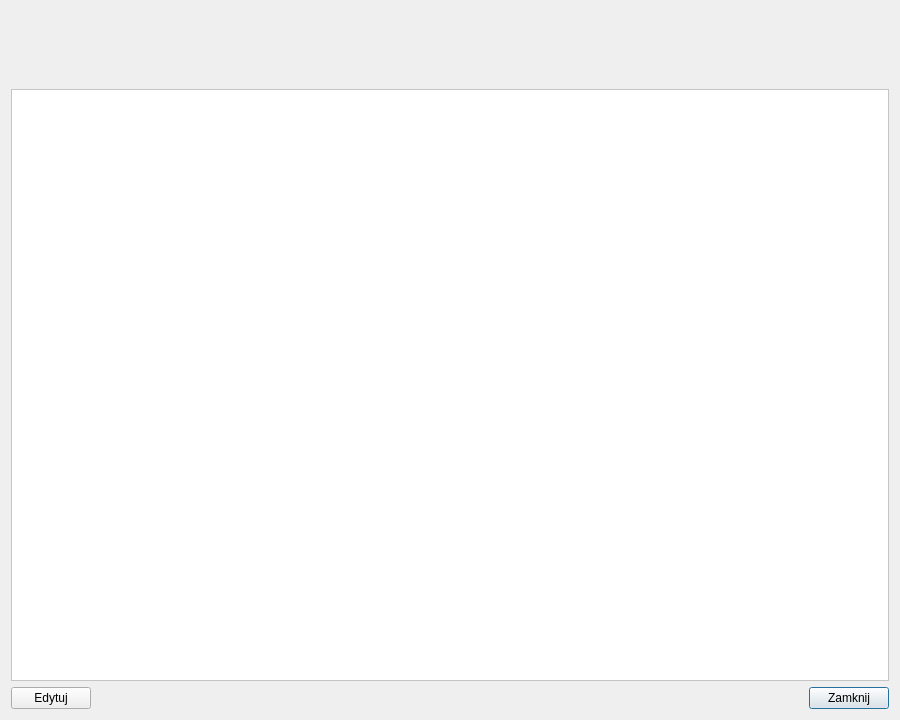
Old version of the form forms/PreviewDialog.ui in the repository arekbr/Inwentaryzacja.
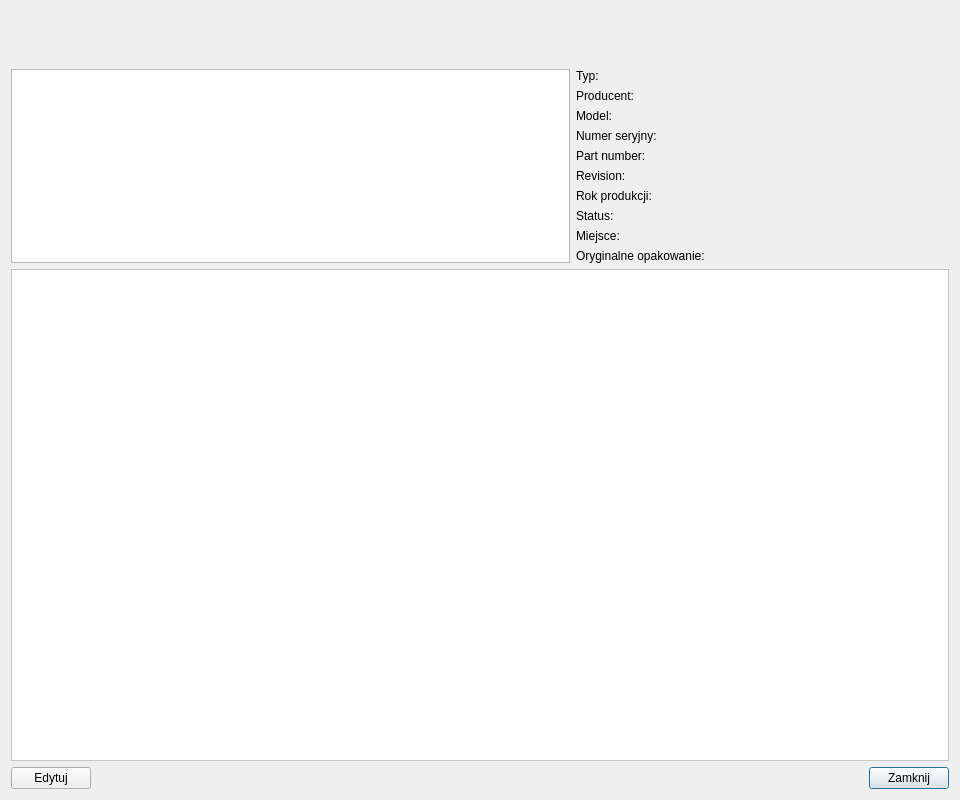
New version of the form.

Commit message: feat(ui): pełny podgląd eksponatu, opis na liście, poprawka przycisku AI

What changed in the file:
```diff
--- a/forms/PreviewDialog.ui
+++ b/forms/PreviewDialog.ui
@@ -6,8 +6,8 @@
    <rect>
     <x>0</x>
     <y>0</y>
-    <width>900</width>
-    <height>720</height>
+    <width>960</width>
+    <height>800</height>
    </rect>
   </property>
   <property name="windowTitle">
@@ -49,17 +49,213 @@
     </widget>
    </item>
    <item>
-    <widget class="QLabel" name="detailsLabel">
-     <property name="text">
-      <string/>
-     </property>
-     <property name="wordWrap">
-      <bool>true</bool>
-     </property>
-     <property name="textInteractionFlags">
-      <set>Qt::TextSelectableByMouse</set>
-     </property>
-    </widget>
+    <layout class="QHBoxLayout" name="infoLayout" stretch="3,2">
+     <item>
+      <widget class="QListWidget" name="photosList">
+       <property name="minimumSize">
+        <size>
+         <width>0</width>
+         <height>190</height>
+        </size>
+       </property>
+       <property name="maximumSize">
+        <size>
+         <width>16777215</width>
+         <height>280</height>
+        </size>
+       </property>
+       <property name="toolTip">
+        <string>Dwukrotne kliknięcie — zdjęcie na pełnym ekranie</string>
+       </property>
+       <property name="iconSize">
+        <size>
+         <width>160</width>
+         <height>160</height>
+        </size>
+       </property>
+       <property name="movement">
+        <enum>QListView::Static</enum>
+       </property>
+       <property name="resizeMode">
+        <enum>QListView::Adjust</enum>
+       </property>
+       <property name="spacing">
+        <number>6</number>
+       </property>
+       <property name="viewMode">
+        <enum>QListView::IconMode</enum>
+       </property>
+      </widget>
+     </item>
+     <item>
+      <layout class="QFormLayout" name="fieldsLayout">
+       <item row="0" column="0">
+        <widget class="QLabel" name="labelType">
+         <property name="text">
+          <string>Typ:</string>
+         </property>
+        </widget>
+       </item>
+       <item row="0" column="1">
+        <widget class="QLabel" name="valueType">
+         <property name="wordWrap">
+          <bool>true</bool>
+         </property>
+         <property name="textInteractionFlags">
+          <set>Qt::TextSelectableByMouse</set>
+         </property>
+        </widget>
+       </item>
+       <item row="1" column="0">
+        <widget class="QLabel" name="labelVendor">
+         <property name="text">
+          <string>Producent:</string>
+         </property>
+        </widget>
+       </item>
+       <item row="1" column="1">
+        <widget class="QLabel" name="valueVendor">
+         <property name="wordWrap">
+          <bool>true</bool>
+         </property>
+         <property name="textInteractionFlags">
+          <set>Qt::TextSelectableByMouse</set>
+         </property>
+        </widget>
+       </item>
+       <item row="2" column="0">
+        <widget class="QLabel" name="labelModel">
+         <property name="text">
+          <string>Model:</string>
+         </property>
+        </widget>
+       </item>
+       <item row="2" column="1">
+        <widget class="QLabel" name="valueModel">
+         <property name="wordWrap">
+          <bool>true</bool>
+         </property>
+         <property name="textInteractionFlags">
+          <set>Qt::TextSelectableByMouse</set>
+         </property>
+        </widget>
+       </item>
+       <item row="3" column="0">
+        <widget class="QLabel" name="labelSerial">
+         <property name="text">
+          <string>Numer seryjny:</string>
+         </property>
+        </widget>
+       </item>
+       <item row="3" column="1">
+        <widget class="QLabel" name="valueSerial">
+         <property name="wordWrap">
+          <bool>true</bool>
+         </property>
+         <property name="textInteractionFlags">
+          <set>Qt::TextSelectableByMouse</set>
+         </property>
+        </widget>
+       </item>
+       <item row="4" column="0">
+        <widget class="QLabel" name="labelPartNumber">
+         <property name="text">
+          <string>Part number:</string>
+         </property>
+        </widget>
+       </item>
+       <item row="4" column="1">
+        <widget class="QLabel" name="valuePartNumber">
+         <property name="wordWrap">
+          <bool>true</bool>
+         </property>
+         <property name="textInteractionFlags">
+          <set>Qt::TextSelectableByMouse</set>
+         </property>
+        </widget>
+       </item>
+       <item row="5" column="0">
+        <widget class="QLabel" name="labelRevision">
+         <property name="text">
+          <string>Revision:</string>
+         </property>
+        </widget>
+       </item>
+       <item row="5" column="1">
+        <widget class="QLabel" name="valueRevision">
+         <property name="wordWrap">
+          <bool>true</bool>
+         </property>
+         <property name="textInteractionFlags">
+          <set>Qt::TextSelectableByMouse</set>
+         </property>
+        </widget>
+       </item>
+       <item row="6" column="0">
+        <widget class="QLabel" name="labelYear">
+         <property name="text">
+          <string>Rok produkcji:</string>
+         </property>
+        </widget>
+       </item>
+       <item row="6" column="1">
+        <widget class="QLabel" name="valueYear">
+         <property name="textInteractionFlags">
+          <set>Qt::TextSelectableByMouse</set>
+         </property>
+        </widget>
+       </item>
+       <item row="7" column="0">
+        <widget class="QLabel" name="labelStatus">
+         <property name="text">
+          <string>Status:</string>
+         </property>
+        </widget>
+       </item>
+       <item row="7" column="1">
+        <widget class="QLabel" name="valueStatus">
+         <property name="wordWrap">
+          <bool>true</bool>
+         </property>
+         <property name="textInteractionFlags">
+          <set>Qt::TextSelectableByMouse</set>
+         </property>
+        </widget>
+       </item>
+       <item row="8" column="0">
+        <widget class="QLabel" name="labelStorage">
+         <property name="text">
+          <string>Miejsce:</string>
+         </property>
+        </widget>
+       </item>
+       <item row="8" column="1">
+        <widget class="QLabel" name="valueStorage">
+         <property name="wordWrap">
+          <bool>true</bool>
+         </property>
+         <property name="textInteractionFlags">
+          <set>Qt::TextSelectableByMouse</set>
+         </property>
+        </widget>
+       </item>
+       <item row="9" column="0">
+        <widget class="QLabel" name="labelPackaging">
+         <property name="text">
+          <string>Oryginalne opakowanie:</string>
+         </property>
+        </widget>
+       </item>
+       <item row="9" column="1">
+        <widget class="QLabel" name="valuePackaging">
+         <property name="textInteractionFlags">
+          <set>Qt::TextSelectableByMouse</set>
+         </property>
+        </widget>
+       </item>
+      </layout>
+     </item>
+    </layout>
    </item>
    <item>
     <widget class="QTextBrowser" name="descriptionView">
```
The commit also changes 6 other files.
